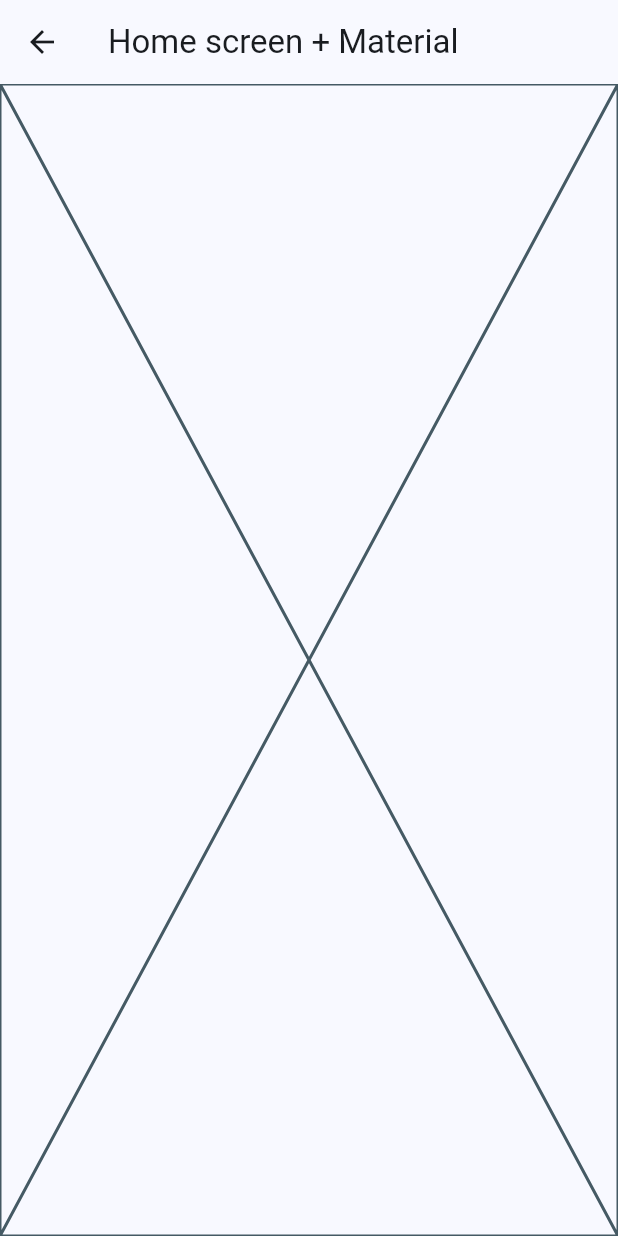
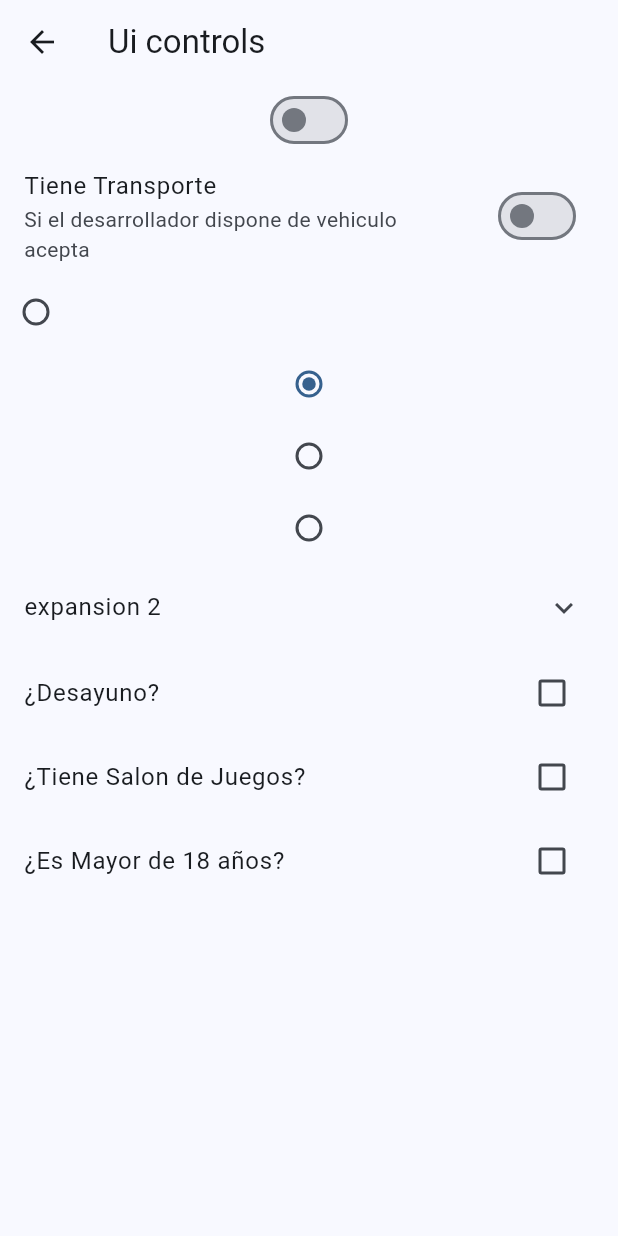
Before and after one commit to apoj2/flutter-widgets-app, a Flutter app: the UiControlsScreen screen opened directly, on a phone screen of 412 x 824 dp. Run offline on Flutter 3.47's test engine with Material 3 defaults, Android fonts, the phone set to English and light mode, and no system bars; our stand-ins replace go_router; missing offline and left inert: dart:ffi.

Commit message:
ui controls finalizado

```diff
--- a/lib/config/menu/menu_items.dart
+++ b/lib/config/menu/menu_items.dart
@@ -40,4 +40,10 @@ const appMenuItems = <MenuItem>[
       subtitle: 'Animaciones en Widgets',
       link: '/animated',
       icon: Icons.check_box_outline_blank)
+  ,
+  MenuItem(
+      title: 'Ui Controls',
+      subtitle: 'Opciones de control',
+      link: '/uicontrols',
+      icon: Icons.commit_sharp)
 ];
--- a/lib/config/router/app_router.dart
+++ b/lib/config/router/app_router.dart
@@ -34,5 +34,10 @@ final appRouter = GoRouter(initialLocation: '/', routes: [
     path: '/animated',
     name: AnimatedScreen.name,
     builder: (context, state) => const AnimatedScreen(),
+  ),
+   GoRoute(
+    path: '/uicontrols',
+    name: UiControlsScreen.name,
+    builder: (context, state) => const UiControlsScreen(),
   )
 ]);
--- a/lib/presentation/screens/ui_controls/ui_controls_screen.dart
+++ b/lib/presentation/screens/ui_controls/ui_controls_screen.dart
@@ -9,9 +9,138 @@ class UiControlsScreen extends StatelessWidget {
   Widget build(BuildContext context) {
     return Scaffold(
       appBar: AppBar(
-        title: const Text('Home screen + Material'),
+        title: const Text('Ui controls'),
       ),
-      body: const Placeholder(),
+      body: const _UiControlsView(),
     );
   }
 }
+
+enum Transportation { car, plane, boat, submarine }
+
+class _UiControlsView extends StatefulWidget {
+  const _UiControlsView({
+    super.key,
+  });
+
+  @override
+  State<_UiControlsView> createState() => _UiControlsViewState();
+}
+
+class _UiControlsViewState extends State<_UiControlsView> {
+  bool isDeveloper = false;
+  Transportation selectedTransportation = Transportation.boat;
+
+  bool wanstBreakFast = false;
+  bool roomGames = false;
+  bool ageforPlaying = false;
+
+  @override
+  Widget build(BuildContext context) {
+    return ListView(
+      physics: const ClampingScrollPhysics(),
+      children: [
+        Switch(
+          value: isDeveloper,
+          onChanged: (value) => setState(() {
+            isDeveloper = !isDeveloper;
+          }),
+        ),
+        SwitchListTile(
+            title: const Text('Tiene Transporte'),
+            subtitle:
+                const Text('Si el desarrollador dispone de vehiculo acepta'),
+            value: isDeveloper,
+            onChanged: (value) => setState(() {
+                  isDeveloper = !isDeveloper;
+                })),
+        Align(
+          alignment: Alignment.topLeft,
+          child: Radio(
+              value: Transportation.car,
+              groupValue: selectedTransportation,
+              onChanged: (_) => setState(() {
+                    selectedTransportation = Transportation.car;
+                  })),
+        ),
+        Radio(
+            value: Transportation.boat,
+            groupValue: selectedTransportation,
+            onChanged: (_) => setState(() {
+                  selectedTransportation = Transportation.boat;
+                })),
+        Radio(
+            value: Transportation.plane,
+            groupValue: selectedTransportation,
+            onChanged: (_) => setState(() {
+                  selectedTransportation = Transportation.plane;
+                })),
+        Radio(
+            value: Transportation.submarine,
+            groupValue: selectedTransportation,
+            onChanged: (_) => setState(() {
+                  selectedTransportation = Transportation.submarine;
+                })),
+        ExpansionTile(
+          title: const Text('expansion 2'),
+          children: [
+            RadioListTile(
+                title: const Text('Seleccionar'),
+                subtitle: Text(
+                    'Selecciona en case que tengas ${Transportation.car} '),
+                value: Transportation.car,
+                groupValue: selectedTransportation,
+                onChanged: (_) => setState(() {
+                      selectedTransportation = Transportation.car;
+                    })),
+            RadioListTile(
+                title: const Text('Seleccionar'),
+                subtitle: Text(
+                    'Selecciona en case que tengas ${Transportation.boat} '),
+                value: Transportation.boat,
+                groupValue: selectedTransportation,
+                onChanged: (_) => setState(() {
+                      selectedTransportation = Transportation.boat;
+                    })),
+            RadioListTile(
+                title: const Text('Seleccionar'),
+                subtitle: Text(
+                    'Selecciona en case que tengas ${Transportation.plane} '),
+                value: Transportation.plane,
+                groupValue: selectedTransportation,
+                onChanged: (_) => setState(() {
+                      selectedTransportation = Transportation.plane;
+                    })),
+            RadioListTile(
+                title: const Text('Seleccionar'),
+                subtitle: Text(
+                    'Selecciona en case que tengas ${Transportation.submarine} '),
+                value: Transportation.submarine,
+                groupValue: selectedTransportation,
+                onChanged: (_) => setState(() {
+                      selectedTransportation = Transportation.submarine;
+                    }))
+          ],
+        ),
+        CheckboxListTile(
+            title: const Text('¿Desayuno?'),
+            value: wanstBreakFast,
+            onChanged: (_) => setState(() {
+                  wanstBreakFast = !wanstBreakFast;
+                })),
+        CheckboxListTile(
+            title: const Text('¿Tiene Salon de Juegos?'),
+            value: roomGames,
+            onChanged: (_) => setState(() {
+                  roomGames = !roomGames;
+                })),
+        CheckboxListTile(
+            title: const Text('¿Es Mayor de 18 años?'),
+            value: ageforPlaying,
+            onChanged: (_) => setState(() {
+                  ageforPlaying = !ageforPlaying;
+                }))
+      ],
+    );
+  }
+}
```
